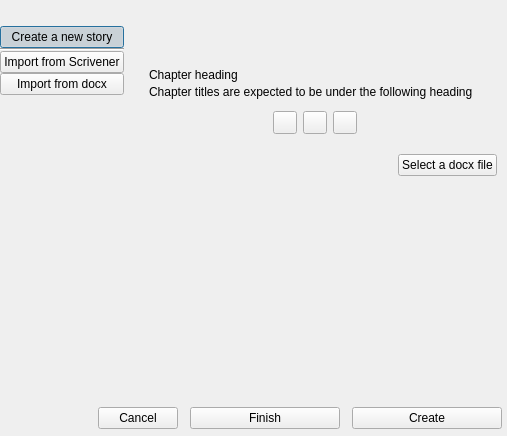
This is ui/story_creation_dialog.ui in zkovari/plotlyst as Qt 5 draws it before an edit. The edited form follows.
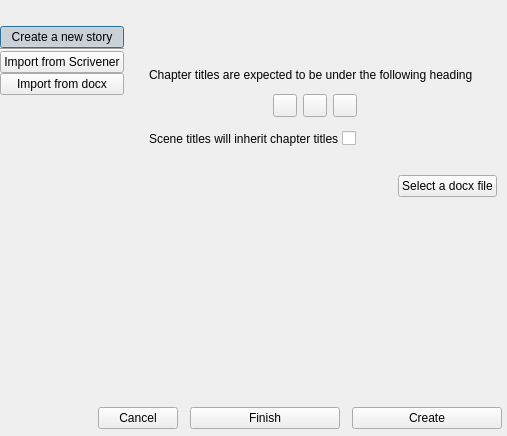
This is the edited form. Custom widgets are drawn as their Qt base class.

```diff
--- a/ui/story_creation_dialog.ui
+++ b/ui/story_creation_dialog.ui
@@ -403,15 +403,8 @@
              <number>15</number>
             </property>
             <property name="bottomMargin">
-             <number>5</number>
+             <number>20</number>
             </property>
-            <item>
-             <widget class="QLabel" name="lblChapterHeading">
-              <property name="text">
-               <string>Chapter heading</string>
-              </property>
-             </widget>
-            </item>
             <item>
              <widget class="QLabel" name="label_2">
               <property name="text">
@@ -485,6 +478,40 @@
               </layout>
              </widget>
             </item>
+            <item>
+             <layout class="QHBoxLayout" name="horizontalLayout_5">
+              <item>
+               <widget class="QLabel" name="label_3">
+                <property name="text">
+                 <string>Scene titles will inherit chapter titles</string>
+                </property>
+                <property name="description" stdset="0">
+                 <bool>true</bool>
+                </property>
+               </widget>
+              </item>
+              <item>
+               <widget class="Toggle" name="btnInheritSceneTitle">
+                <property name="text">
+                 <string/>
+                </property>
+               </widget>
+              </item>
+              <item>
+               <spacer name="horizontalSpacer_3">
+                <property name="orientation">
+                 <enum>Qt::Horizontal</enum>
+                </property>
+                <property name="sizeHint" stdset="0">
+                 <size>
+                  <width>40</width>
+                  <height>20</height>
+                 </size>
+                </property>
+               </spacer>
+              </item>
+             </layout>
+            </item>
            </layout>
           </widget>
          </item>
@@ -512,7 +539,7 @@
            <property name="sizeHint" stdset="0">
             <size>
              <width>20</width>
-             <height>213</height>
+             <height>190</height>
             </size>
            </property>
           </spacer>
@@ -664,6 +691,11 @@
    <header>plotlyst.view.widget.novel</header>
    <container>1</container>
   </customwidget>
+  <customwidget>
+   <class>Toggle</class>
+   <extends>QCheckBox</extends>
+   <header>plotlyst.view.widget.input</header>
+  </customwidget>
  </customwidgets>
  <tabstops>
   <tabstop>lineTitle</tabstop>
```
Left out of the diff: 2 changed lines with no effect on the pictures.
